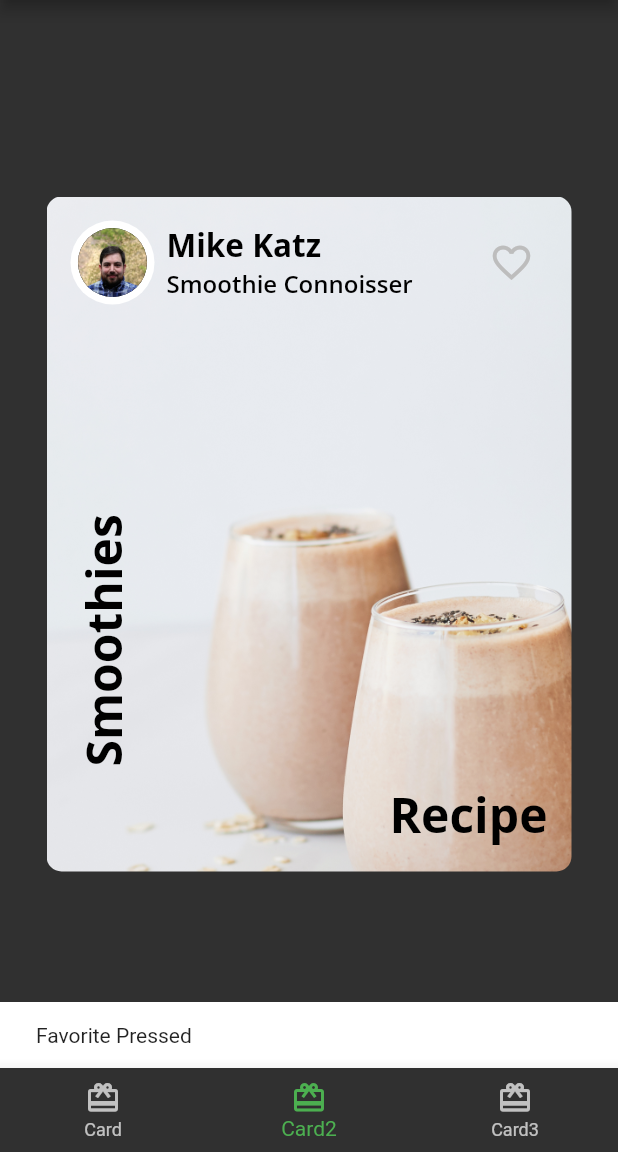
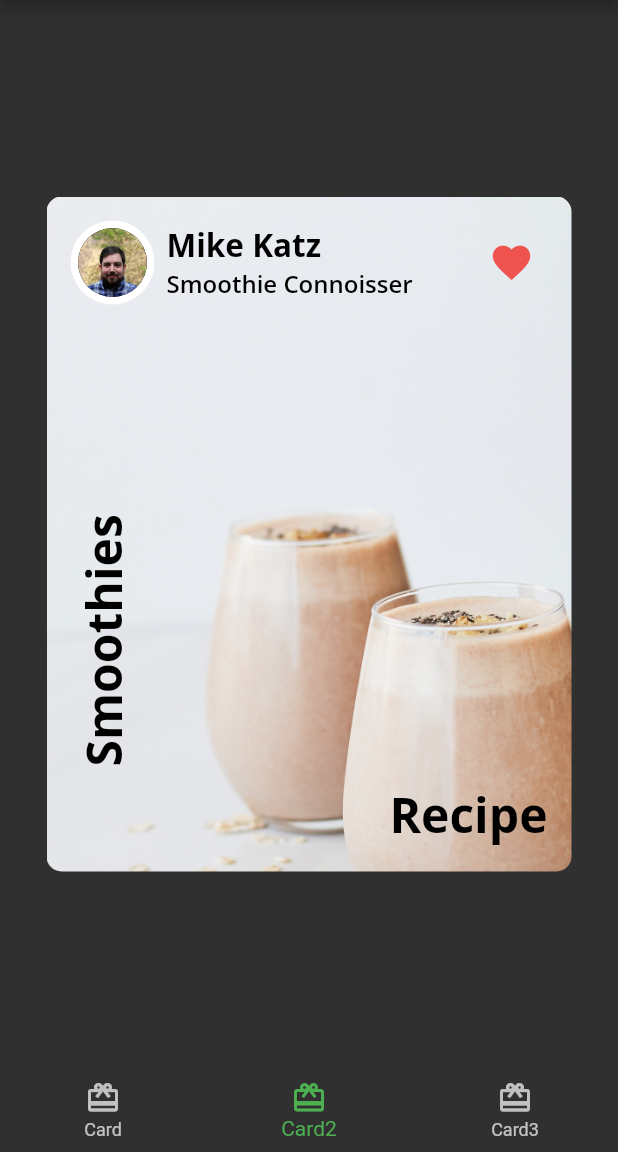
Before and after one commit to dwainetrain/flutter-apprentice, a Flutter app: the screen it shows after launch, item 2 of the bottom bar chosen, after a tap on the "favorite outline" icon, on a phone screen of 412 x 824 dp, the part 84-1236 px from its top. Run offline on Flutter 3.47's test engine with Material 2 defaults, Android fonts, the phone set to English and light mode, and no system bars; our stand-ins replace google_fonts.

Commit message:
End chapter 4

```diff
--- a/lib/author_card.dart
+++ b/lib/author_card.dart
@@ -2,7 +2,7 @@ import 'package:flutter/material.dart';
 import 'fooderlich_theme.dart';
 import 'circle_image.dart';
 
-class AuthorCard extends StatelessWidget {
+class AuthorCard extends StatefulWidget {
   final String authorName;
   final String title;
   final ImageProvider? imageProvider;
@@ -15,17 +15,21 @@ class AuthorCard extends StatelessWidget {
   });
 
   @override
+  State<AuthorCard> createState() => _AuthorCardState();
+}
+
+class _AuthorCardState extends State<AuthorCard> {
+  bool _isFavorited = false;
+
+  @override
   Widget build(BuildContext context) {
     return Container(
       padding: const EdgeInsets.all(16),
-      child: Row(
-          mainAxisAlignment: MainAxisAlignment.spaceBetween,
-          children: [
+      child: Row(mainAxisAlignment: MainAxisAlignment.spaceBetween, children: [
         Row(
-
           children: [
             CircleImage(
-                  imageProvider: imageProvider,
+              imageProvider: widget.imageProvider,
               imageRadius: 28,
             ),
             const SizedBox(width: 8),
@@ -33,26 +37,28 @@ class AuthorCard extends StatelessWidget {
               crossAxisAlignment: CrossAxisAlignment.start,
               children: [
                 Text(
-                      authorName,
+                  widget.authorName,
                   style: FooderlichTheme.lightTextTheme.headline2,
                 ),
                 Text(
-                      title,
+                  widget.title,
                   style: FooderlichTheme.lightTextTheme.headline3,
                 )
               ],
             ),
           ],
         ),
+        /*TODO: Ask Jim, so is IconButton the only widget that's rebuilt,
+            or does the whole StatefulWidget get rebuilt? ie, the AuthorCard?*/
         IconButton(
+          icon: Icon(_isFavorited ? Icons.favorite : Icons.favorite_border),
+          iconSize: 30,
+          color: Colors.red[400],
           onPressed: () {
-                const snackBar =
-                SnackBar(content: Text('Favorite Pressed'));
-                ScaffoldMessenger.of(context).showSnackBar((snackBar));
+            setState(() {
+              _isFavorited = !_isFavorited;
+            });
           },
-              icon: const Icon(Icons.favorite_border),
-              iconSize: 30,
-              color: Colors.grey[400],
         )
       ]),
     );
--- a/lib/card3.dart
+++ b/lib/card3.dart
@@ -1,4 +1,4 @@
-import 'dart:developer';
+import 'dart:developer'; // Allows log to work, print can be unsafe in live apps
 import 'package:flutter/material.dart';
 import 'fooderlich_theme.dart';
 
```
Lines whose indentation alone changed are shown as unchanged.
